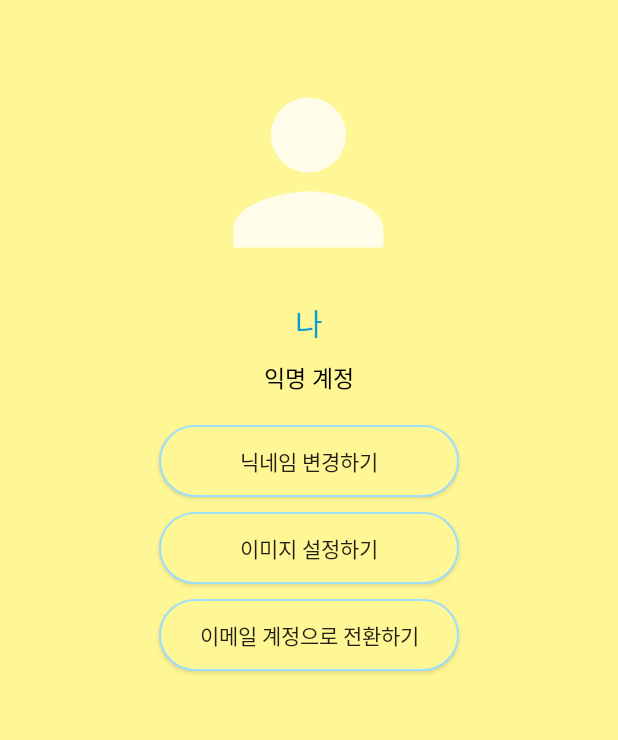
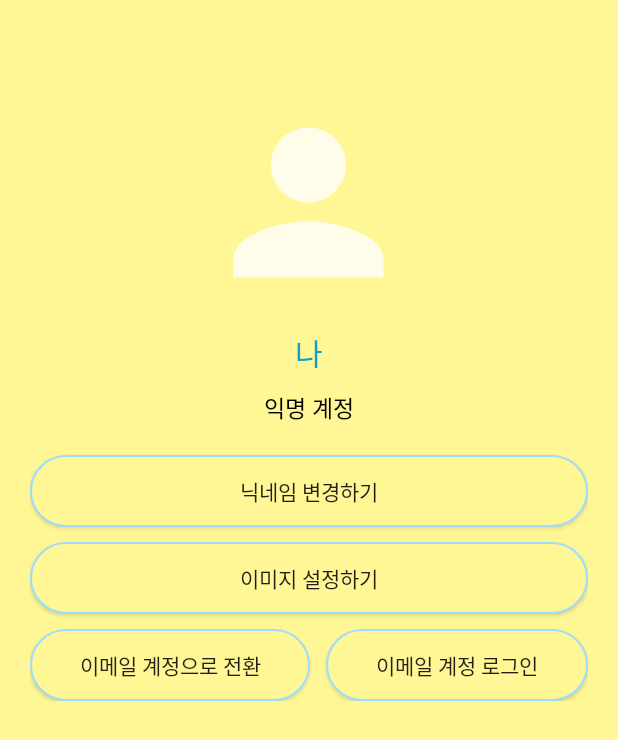
Before and after one commit to yndoo/DietMemoApp, an Android app: the SettingActivity screen opened directly, with no data from a screen before it, on a phone screen of 412 x 824 dp. Shown: the top 740 px of the screen. Run offline under Robolectric (Android 15) with nearby library versions, the phone set to English and light mode, and no system bars; our stand-ins replace Firebase (no records; nobody signed in at launch, a user with empty details on screens opened directly), data binding; 1 statement that could not run was skipped.

Commit message:
기존 회원 로그인 기능 추가 및 버그 수정

```diff
--- a/app/src/main/res/layout/activity_setting.xml
+++ b/app/src/main/res/layout/activity_setting.xml
@@ -8,7 +8,8 @@
         android:layout_height="match_parent"
         tools:context=".SettingActivity"
         android:orientation="vertical"
-        android:background="@color/myyellow">
+        android:background="@color/myyellow"
+        android:padding="20dp">
         <ImageView
             android:id="@+id/userImg"
             android:src="@drawable/icon_profile"
@@ -45,7 +46,7 @@
             android:layout_gravity="center"/>
         <Button
             android:id="@+id/setNameBtn"
-            android:layout_width="200dp"
+            android:layout_width="match_parent"
             android:layout_height="wrap_content"
             android:layout_gravity="center"
             android:layout_marginTop="20dp"
@@ -53,7 +54,7 @@
             android:text="닉네임 변경하기"/>
         <EditText
             android:id="@+id/nameArea"
-            android:layout_width="200dp"
+            android:layout_width="match_parent"
             android:layout_height="wrap_content"
             android:layout_marginTop="20dp"
             android:hint="바꿀 닉네임을 입력하세요."
@@ -61,7 +62,7 @@
             android:layout_gravity="center"/>
         <Button
             android:id="@+id/nameOkBtn"
-            android:layout_width="wrap_content"
+            android:layout_width="200dp"
             android:layout_height="wrap_content"
             android:layout_marginTop="10dp"
             android:text="확인"
@@ -70,26 +71,39 @@
             android:layout_gravity="center"/>
         <Button
             android:id="@+id/setImgBtn"
-            android:layout_width="200dp"
+            android:layout_width="match_parent"
             android:layout_height="wrap_content"
             android:layout_gravity="center"
             android:layout_marginTop="10dp"
             android:background="@drawable/radius"
             android:text="이미지 설정하기"/>
+        <LinearLayout
+            android:layout_width="match_parent"
+            android:layout_height="wrap_content"
+            android:layout_marginTop="10dp"
+            android:gravity="center">
+            <Button
+                android:id="@+id/emailLinkBtn"
+                android:layout_width="wrap_content"
+                android:layout_height="wrap_content"
+                android:layout_weight="1"
+                android:text="이메일 계정으로 전환"
+                android:layout_marginRight="5dp"
+                android:background="@drawable/radius"/>
+            <Button
+                android:id="@+id/emailLoginBtn"
+                android:layout_width="wrap_content"
+                android:layout_height="wrap_content"
+                android:layout_weight="1"
+                android:layout_marginLeft="5dp"
+                android:text="이메일 계정 로그인"
+                android:background="@drawable/radius"/>
+        </LinearLayout>
 
 
-
-        <Button
-            android:id="@+id/emailLoginBtn"
-            android:layout_width="200dp"
-            android:layout_height="wrap_content"
-            android:layout_marginTop="10dp"
-            android:text="이메일 계정으로 전환하기"
-            android:background="@drawable/radius"
-            android:layout_gravity="center"/>
         <EditText
             android:id="@+id/emailArea"
-            android:layout_width="200dp"
+            android:layout_width="match_parent"
             android:layout_height="wrap_content"
             android:layout_marginTop="20dp"
             android:hint="이메일을 입력하세요"
@@ -98,7 +112,7 @@
             android:layout_gravity="center"/>
         <EditText
             android:id="@+id/pwArea"
-            android:layout_width="200dp"
+            android:layout_width="match_parent"
             android:layout_height="wrap_content"
             android:layout_marginTop="20dp"
             android:hint="비밀번호를 입력하세요"
@@ -106,11 +120,11 @@
             android:layout_gravity="center"/>
         <Button
             android:id="@+id/linkOkBtn"
-            android:layout_width="wrap_content"
+            android:layout_width="200dp"
             android:layout_height="wrap_content"
             android:layout_marginTop="10dp"
             android:text="확인"
-            android:visibility="gone"
+            android:visibility="invisible"
             android:background="@drawable/radius"
             android:layout_gravity="center"/>
 
```
Also changed, not shown: app/src/main/java/com/yndoo/diet_memo/MainActivity.kt (+29 -2 lines), app/src/main/java/com/yndoo/diet_memo/SettingActivity.kt (+77 -12 lines).
